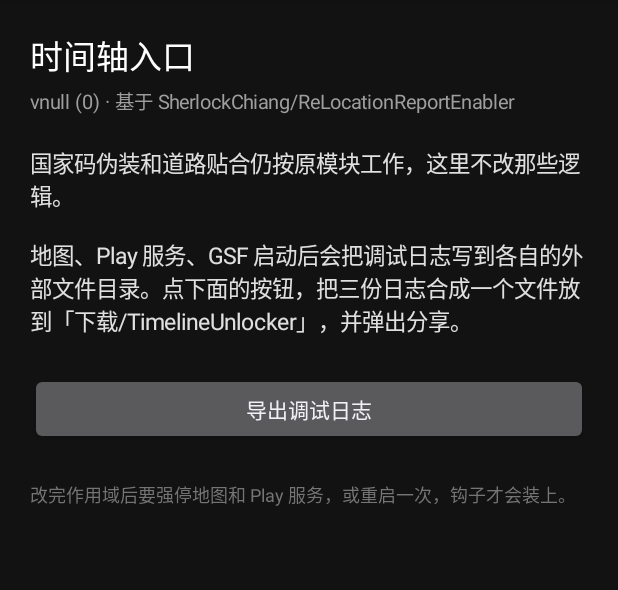
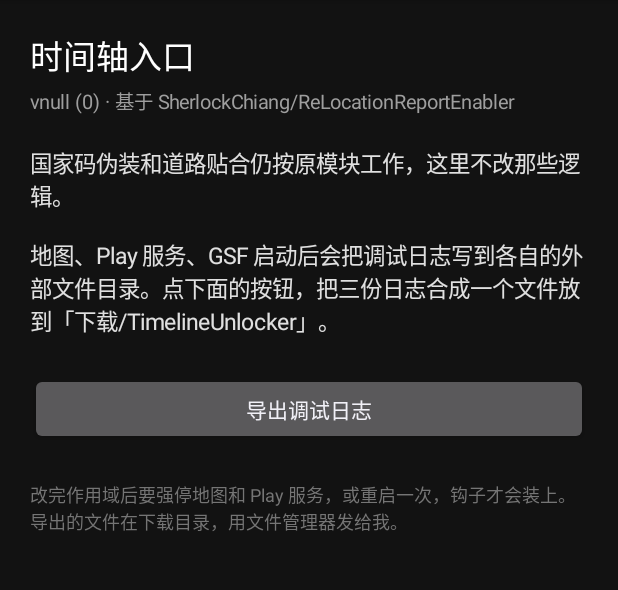
Before and after one commit to Jieoz/cloud-build-lab, an Android app: the screen it shows after launch (LogExportActivity), after a tap on "导出调试日志", on a phone screen of 412 x 824 dp, the part 84-674 px from its top. Run offline under Robolectric (Android 15) with nearby library versions, the light colour scheme and no system bars; libraries missing offline, so code that uses them is left out: de.robv.android.

Commit message:
Drop AndroidX from Timeline Unlocker so dependency verification stays intact.

```diff
--- a/projects/timeline-unlocker/xposed/build.gradle.kts
+++ b/projects/timeline-unlocker/xposed/build.gradle.kts
@@ -61,6 +61,5 @@ android {
 
 dependencies {
     compileOnly(libs.xposed.api)
-    implementation("androidx.core:core:1.15.0")
     testImplementation(libs.junit)
 }
--- a/projects/timeline-unlocker/xposed/src/main/java/io/github/timeline_unlocker/xposed/LogExportActivity.java
+++ b/projects/timeline-unlocker/xposed/src/main/java/io/github/timeline_unlocker/xposed/LogExportActivity.java
@@ -1,7 +1,6 @@
 package io.github.timeline_unlocker.xposed;
 
 import android.app.Activity;
-import android.content.ClipData;
 import android.content.Intent;
 import android.graphics.Color;
 import android.net.Uri;
@@ -12,8 +11,6 @@ import android.widget.Button;
 import android.widget.LinearLayout;
 import android.widget.TextView;
 import android.widget.Toast;
-
-import androidx.core.content.FileProvider;
 
 import java.io.File;
 
@@ -38,7 +35,7 @@ public class LogExportActivity extends Activity {
         TextView body = text(
                 "国家码伪装和道路贴合仍按原模块工作，这里不改那些逻辑。\n\n"
                         + "地图、Play 服务、GSF 启动后会把调试日志写到各自的外部文件目录。"
-                        + "点下面的按钮，把三份日志合成一个文件放到「下载/TimelineUnlocker」，并弹出分享。",
+                        + "点下面的按钮，把三份日志合成一个文件放到「下载/TimelineUnlocker」。",
                 15, "#E0E0E0");
         body.setPadding(0, 0, 0, dp(24));
         root.addView(body);
@@ -49,7 +46,7 @@ public class LogExportActivity extends Activity {
         export.setOnClickListener(v -> exportLogs());
         root.addView(export);
 
-        TextView hint = text("改完作用域后要强停地图和 Play 服务，或重启一次，钩子才会装上。", 12, "#757575");
+        TextView hint = text("改完作用域后要强停地图和 Play 服务，或重启一次，钩子才会装上。导出的文件在下载目录，用文件管理器发给我。", 12, "#757575");
         hint.setPadding(0, dp(24), 0, 0);
         root.addView(hint);
         setContentView(root);
@@ -58,22 +55,19 @@ public class LogExportActivity extends Activity {
     private void exportLogs() {
         try {
             File out = DiagLog.exportToDownloads(this);
-            Toast.makeText(this, "已导出 " + out.getName(), Toast.LENGTH_LONG).show();
-            share(out);
+            Toast.makeText(this, "已导出 " + out.getAbsolutePath(), Toast.LENGTH_LONG).show();
+            Intent view = new Intent(Intent.ACTION_VIEW);
+            view.setDataAndType(Uri.fromFile(out), "text/plain");
+            view.addFlags(Intent.FLAG_ACTIVITY_NEW_TASK);
+            try {
+                startActivity(view);
+            } catch (Throwable ignored) {
+                // The file is already in Downloads. Opening it is optional.
+            }
         } catch (Throwable t) {
             Toast.makeText(this, "导出失败: " + t.getClass().getSimpleName() + ": " + t.getMessage(),
                     Toast.LENGTH_LONG).show();
         }
-    }
-
-    private void share(File file) {
-        Uri uri = FileProvider.getUriForFile(this, getPackageName() + ".logfile", file);
-        Intent send = new Intent(Intent.ACTION_SEND);
-        send.setType("text/plain");
-        send.putExtra(Intent.EXTRA_STREAM, uri);
-        send.setClipData(ClipData.newRawUri("timeline-log", uri));
-        send.addFlags(Intent.FLAG_GRANT_READ_URI_PERMISSION);
-        startActivity(Intent.createChooser(send, "发送调试日志"));
     }
 
     private String versionLine() {
```
Also changed, not shown: projects/timeline-unlocker/xposed/src/main/AndroidManifest.xml (+0 -10 lines).
